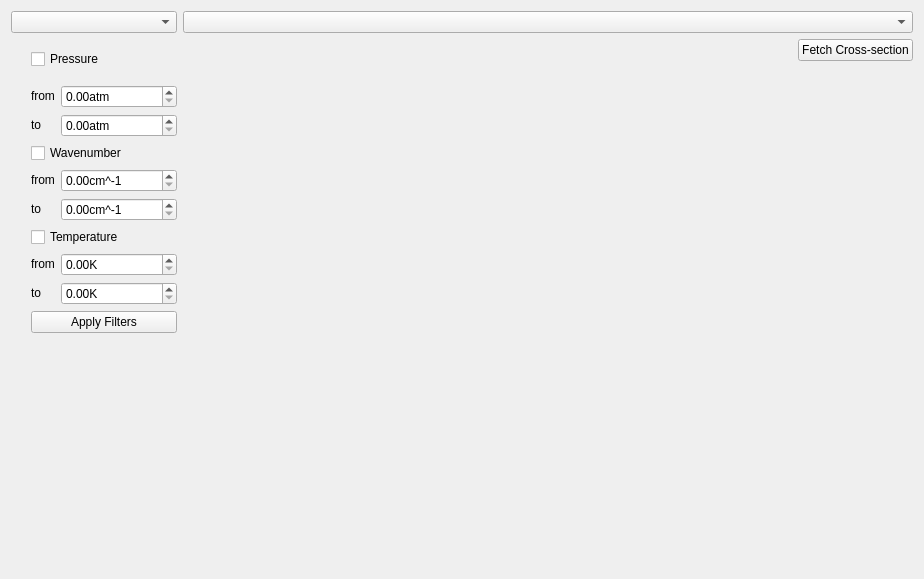
Above: layouts/cross_section_widget.ui from hitranonline/hapiest before the change. Below: the same form after it.
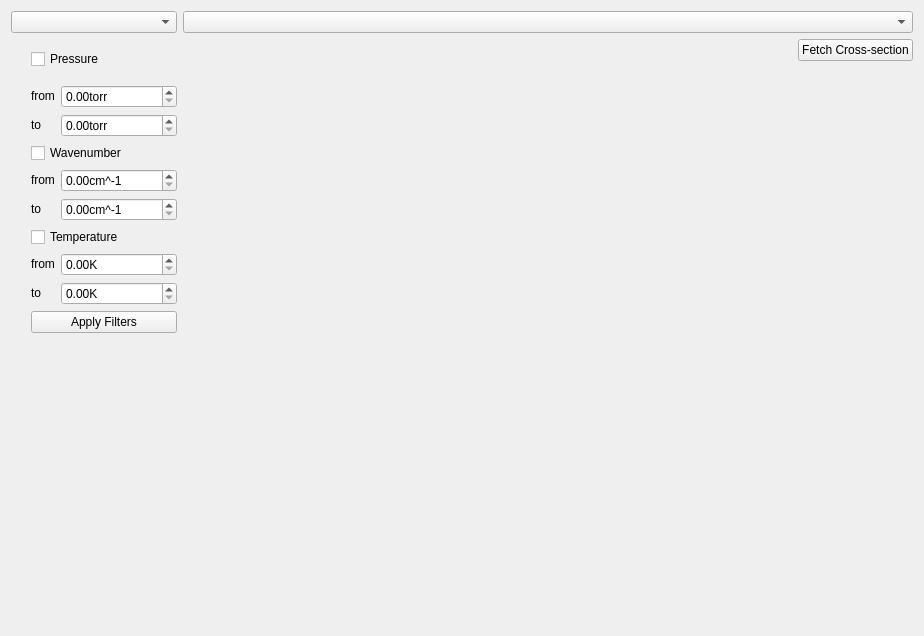
That is the form after the change.

Commit message: Now downloads cross section headers, seems a little buggy though.

Diff of the .ui file:
```diff
--- a/layouts/cross_section_widget.ui
+++ b/layouts/cross_section_widget.ui
@@ -7,7 +7,7 @@
     <x>0</x>
     <y>0</y>
     <width>924</width>
-    <height>579</height>
+    <height>636</height>
    </rect>
   </property>
   <property name="windowTitle">
@@ -81,7 +81,7 @@
        <item row="1" column="1">
         <widget class="QDoubleSpinBox" name="pressure_max">
          <property name="suffix">
-          <string>atm</string>
+          <string>torr</string>
          </property>
          <property name="maximum">
           <double>1000000000000000019884624838656.000000000000000</double>
@@ -91,7 +91,7 @@
        <item row="0" column="1">
         <widget class="QDoubleSpinBox" name="pressure_min">
          <property name="suffix">
-          <string>atm</string>
+          <string>torr</string>
          </property>
          <property name="maximum">
           <double>1000000000000000019884624838656.000000000000000</double>
```
The commit also changes 6 other files.
